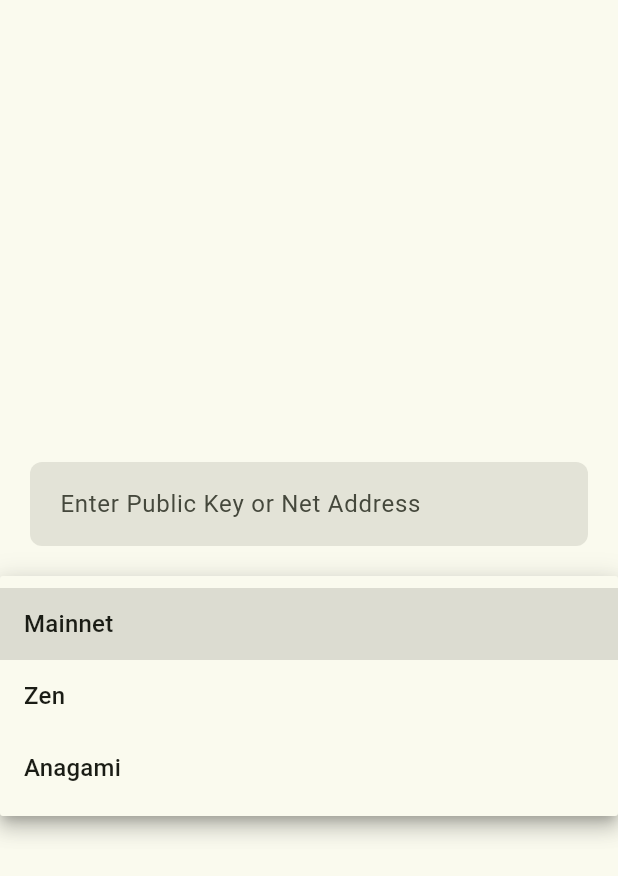
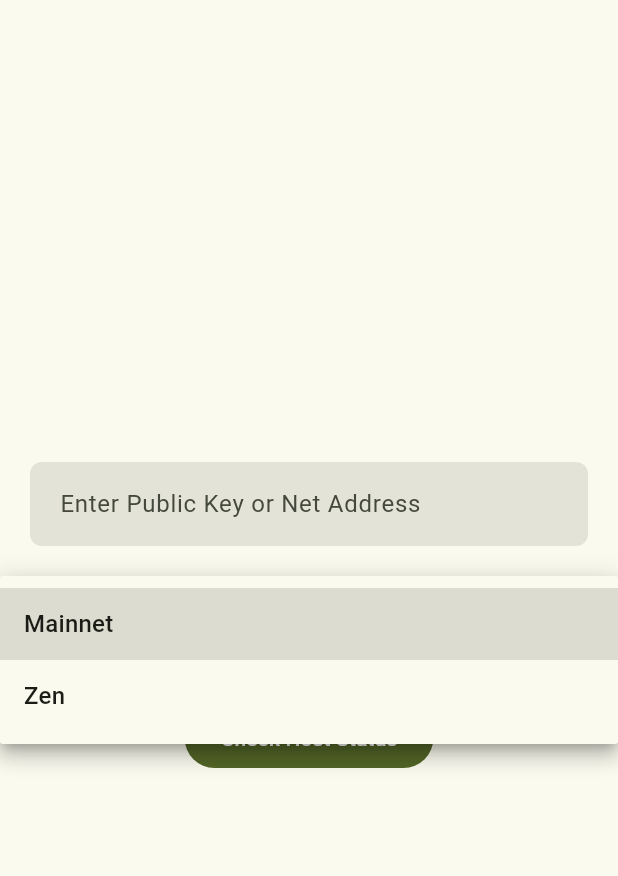
Before and after one commit to siacentral/sia-web-troubleshooter, a Flutter app: the screen it shows after launch, after a tap on "Mainnet", on a phone screen of 412 x 824 dp. Shown: the top 876 px of the screen. Run offline on Flutter 3.47's test engine with Material 3 defaults, Android fonts, the phone set to English and light mode, and no system bars; our stand-ins replace decimal, go_router.

Commit message:
remove anagami

```diff
--- a/lib/main.dart
+++ b/lib/main.dart
@@ -154,10 +154,6 @@ class _TroubleshootViewState extends State<TroubleshootView> {
                         child: Text('Mainnet'),
                       ),
                       DropdownMenuItem(value: 'zen', child: Text('Zen')),
-                      DropdownMenuItem(
-                        value: 'anagami',
-                        child: Text('Anagami'),
-                      ),
                     ],
                     onChanged: (value) {},
                   ),
--- a/lib/siascan.dart
+++ b/lib/siascan.dart
@@ -220,7 +220,7 @@ class RHP4Result {
   factory RHP4Result.fromJson(Map<String, dynamic> json) {
     return RHP4Result(
       netAddress: V2NetAddress.fromJson(json['netAddress'] as Map<String, dynamic>),
-      resolvedAddresses: List<String>.from(json['resolvedAddresses'] as List<dynamic>),
+      resolvedAddresses: List<String>.from(json['resolvedAddresses'] as List<dynamic>? ?? []),
       connected: json['connected'] as bool,
       dialTime: Duration(microseconds: (json['dialTime'] as int) ~/ 1000), // Go Duration is in nanoseconds
       handshake: json['handshake'] as bool,
--- a/lib/utils.dart
+++ b/lib/utils.dart
@@ -33,8 +33,6 @@ Api getApi(String network) {
       return Api('https://api.siascan.com');
     case 'zen':
       return Api('https://api.siascan.com/zen');
-    case 'anagami':
-      return Api('https://api.siascan.com/anagami');
     default:
       throw ArgumentError('Unknown network: $network');
   }
```
